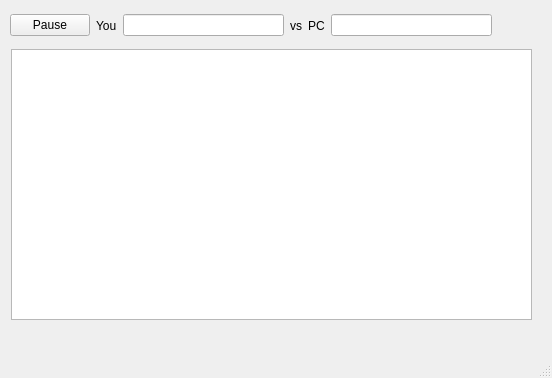
The window that mainwindow.ui (ta-jana/pong) describes before a commit, drawn with Qt 5.
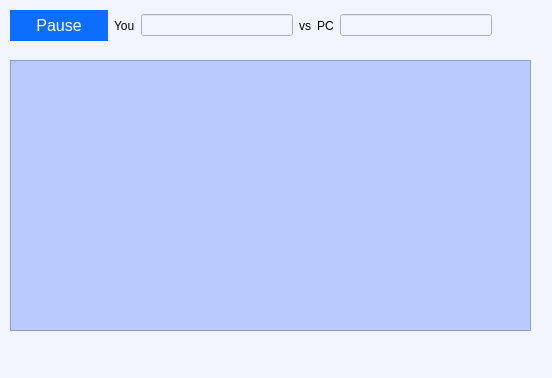
The same window after the commit.

Diff of the .ui file:
```diff
--- a/mainwindow.ui
+++ b/mainwindow.ui
@@ -16,12 +16,42 @@
   <property name="windowTitle">
    <string>MainWindow</string>
   </property>
+  <property name="styleSheet">
+   <string notr="true">QWidget{
+   background-color:#f2f5ff;
+}
+
+QPushButton{
+                    outline: 0;
+                    color: #fff;
+                    background-color: #0d6efd;
+                    border-color: #0d6efd;
+                    display: inline-block;
+                    font-weight: 400;
+                    line-height: 1.5;
+                    text-align: center;
+                    border: 1px solid transparent;
+                    padding: 5px 25px;
+                    font-size: 16px;
+                    border-radius: .25rem;
+                    }
+QGraphicsRectItem{
+                    background-color: #0d6efd;
+                }
+                
+QGraphicsView{
+                   background-color: #bacaff;
+}
+
+
+                </string>
+  </property>
   <widget class="QWidget" name="centralwidget">
    <widget class="QGraphicsView" name="graphicsView">
     <property name="geometry">
      <rect>
-      <x>11</x>
-      <y>49</y>
+      <x>10</x>
+      <y>60</y>
       <width>521</width>
       <height>271</height>
      </rect>
@@ -29,14 +59,17 @@
     <property name="mouseTracking">
      <bool>true</bool>
     </property>
+    <property name="styleSheet">
+     <string notr="true"/>
+    </property>
    </widget>
    <widget class="QWidget" name="">
     <property name="geometry">
      <rect>
       <x>10</x>
-      <y>10</y>
+      <y>0</y>
       <width>482</width>
-      <height>31</height>
+      <height>51</height>
      </rect>
     </property>
     <layout class="QHBoxLayout" name="horizontalLayout">
```
